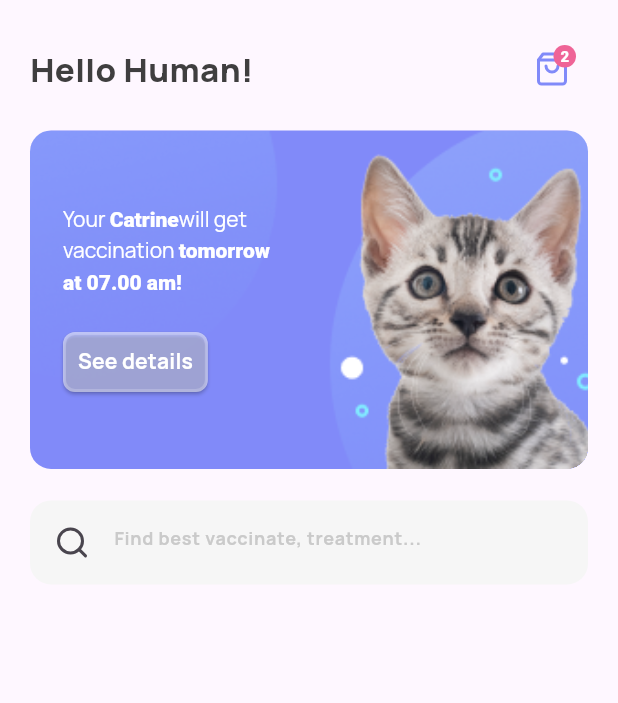
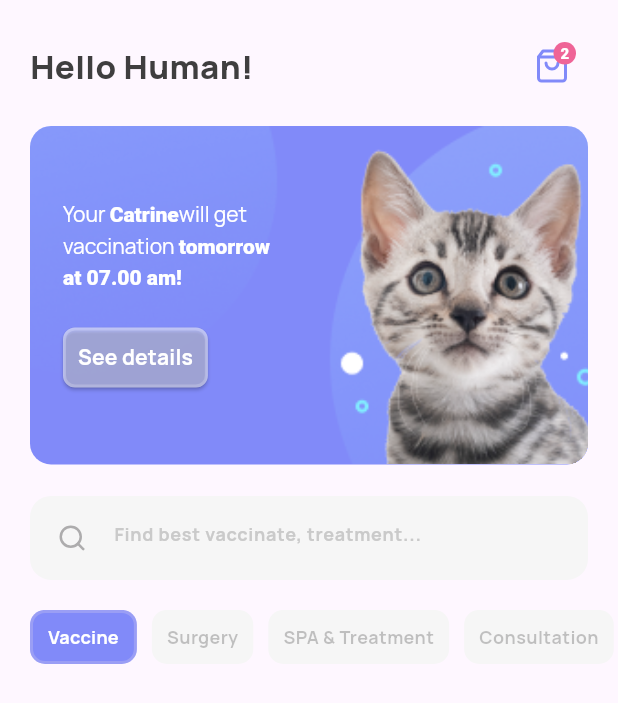
Before and after one commit to Eka051/slicing_healthy_pet, a Flutter app: the screen it shows after launch, on a phone screen of 412 x 824 dp. Shown: the top 703 px of the screen. Run offline on Flutter 3.47's test engine with Material 3 defaults, Android fonts, the phone set to English and light mode, and no system bars; our stand-ins replace feather_icons, google_fonts.

Commit message:
feat: Add service selection feature and update home screen layout

```diff
--- a/lib/screens/home_screen.dart
+++ b/lib/screens/home_screen.dart
@@ -2,6 +2,15 @@ import 'package:feather_icons/feather_icons.dart';
 import 'package:flutter/material.dart';
 import 'package:flutter/services.dart';
 import 'package:google_fonts/google_fonts.dart';
+
+var services = [
+  'Vaccine',
+  'Surgery',
+  'SPA & Treatment',
+  'Consultation',
+  'Grooming',
+];
+var selectedService = 0;
 
 class HomeScreen extends StatelessWidget {
   const HomeScreen({super.key});
@@ -13,16 +22,54 @@ class HomeScreen extends StatelessWidget {
         body: SafeArea(
             child: Column(
       children: [
-        const SizedBox(height: 22),
+        const SizedBox(height: 20),
         _greetings(),
         const SizedBox(
-          height: 17,
+          height: 16,
         ),
         _card(),
         const SizedBox(
           height: 21,
         ),
         _search(),
+        const SizedBox(
+          height: 20,
+        ),
+        SizedBox(
+          height: 36,
+          child: ListView.separated(
+              padding: EdgeInsets.symmetric(horizontal: 20),
+              scrollDirection: Axis.horizontal,
+              itemBuilder: (context, index) => Container(
+                    padding: const EdgeInsets.symmetric(horizontal: 10),
+                    decoration: BoxDecoration(
+                      color: index == selectedService
+                          ? const Color(0xFF818AF9)
+                          : const Color(0xFFF6F6F6),
+                      border: selectedService == index
+                          ? Border.all(
+                              color: const Color(0xFFF1E5E5).withAlpha(56),
+                              width: 2)
+                          : null,
+                      borderRadius: BorderRadius.circular(10),
+                    ),
+                    child: Center(
+                      child: Text(
+                        services[index],
+                        style: GoogleFonts.manrope(
+                            fontSize: 12,
+                            fontWeight: FontWeight.bold,
+                            color: selectedService == index
+                                ? const Color(0xFFFFFFFF)
+                                : const Color(0xFF3F3E3F).withAlpha(76)),
+                      ),
+                    ),
+                  ),
+              separatorBuilder: (context, index) => const SizedBox(
+                    width: 10,
+                  ),
+              itemCount: services.length),
+        )
       ],
     )));
   }
@@ -38,7 +85,8 @@ class HomeScreen extends StatelessWidget {
         child: TextFormField(
             decoration: InputDecoration(
           border: InputBorder.none,
-          prefixIcon: Icon(FeatherIcons.search),
+          prefixIcon: const Icon(FeatherIcons.search,
+              color: Color(0xFFADACAD), size: 20),
           hintText: 'Find best vaccinate, treatment...',
           hintStyle: GoogleFonts.manrope(
             fontSize: 12,
```
Also changed, not shown: 1 other file.
